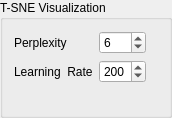
Old version of the form lib/ui/widgets/tsne_options_widget.ui in the repository metgem/metgem.
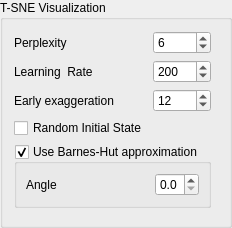
New version of the form.

Commit message: Adds more options for t-SNE. Use default values for missing options when loading project. Disable mouse interaction in CurrentParametersDialog

Patch:
```diff
--- a/lib/ui/widgets/tsne_options_widget.ui
+++ b/lib/ui/widgets/tsne_options_widget.ui
@@ -6,8 +6,8 @@
    <rect>
     <x>0</x>
     <y>0</y>
-    <width>172</width>
-    <height>118</height>
+    <width>232</width>
+    <height>185</height>
    </rect>
   </property>
   <property name="title">
@@ -37,7 +37,7 @@
       <number>10</number>
      </property>
      <property name="maximum">
-      <number>500</number>
+      <number>1000</number>
      </property>
      <property name="singleStep">
       <number>10</number>
@@ -53,17 +53,34 @@
       <bool>true</bool>
      </property>
      <property name="minimum">
-      <number>1</number>
+      <number>5</number>
      </property>
      <property name="maximum">
-      <number>20</number>
+      <number>50</number>
      </property>
      <property name="value">
       <number>6</number>
      </property>
     </widget>
    </item>
-   <item row="0" column="2" rowspan="2">
+   <item row="2" column="0">
+    <widget class="QLabel" name="label">
+     <property name="text">
+      <string>Early exaggeration</string>
+     </property>
+    </widget>
+   </item>
+   <item row="2" column="1">
+    <widget class="QSpinBox" name="spinTSNEEarlyExaggeration">
+     <property name="maximum">
+      <number>100</number>
+     </property>
+     <property name="value">
+      <number>12</number>
+     </property>
+    </widget>
+   </item>
+   <item row="0" column="2" rowspan="6">
     <spacer name="horizontalSpacer">
      <property name="orientation">
       <enum>Qt::Horizontal</enum>
@@ -76,18 +93,60 @@
      </property>
     </spacer>
    </item>
-   <item row="2" column="1">
-    <spacer name="verticalSpacer">
-     <property name="orientation">
-      <enum>Qt::Vertical</enum>
+   <item row="4" column="0" colspan="2">
+    <widget class="QGroupBox" name="gbBarnesHut">
+     <property name="title">
+      <string>Use Barnes-Hut approximation</string>
      </property>
-     <property name="sizeHint" stdset="0">
-      <size>
-       <width>20</width>
-       <height>40</height>
-      </size>
+     <property name="flat">
+      <bool>true</bool>
      </property>
-    </spacer>
+     <property name="checkable">
+      <bool>true</bool>
+     </property>
+     <layout class="QHBoxLayout" name="horizontalLayout">
+      <item>
+       <widget class="QLabel" name="label_2">
+        <property name="text">
+         <string>Angle</string>
+        </property>
+       </widget>
+      </item>
+      <item>
+       <spacer name="horizontalSpacer_2">
+        <property name="orientation">
+         <enum>Qt::Horizontal</enum>
+        </property>
+        <property name="sizeHint" stdset="0">
+         <size>
+          <width>40</width>
+          <height>20</height>
+         </size>
+        </property>
+       </spacer>
+      </item>
+      <item>
+       <widget class="QDoubleSpinBox" name="spinAngle">
+        <property name="decimals">
+         <number>1</number>
+        </property>
+        <property name="maximum">
+         <double>1.000000000000000</double>
+        </property>
+        <property name="singleStep">
+         <double>0.100000000000000</double>
+        </property>
+       </widget>
+      </item>
+     </layout>
+    </widget>
+   </item>
+   <item row="3" column="0">
+    <widget class="QCheckBox" name="chkRandomState">
+     <property name="text">
+      <string>Random Initial State</string>
+     </property>
+    </widget>
    </item>
   </layout>
  </widget>
```
The commit also changes 5 other files.
